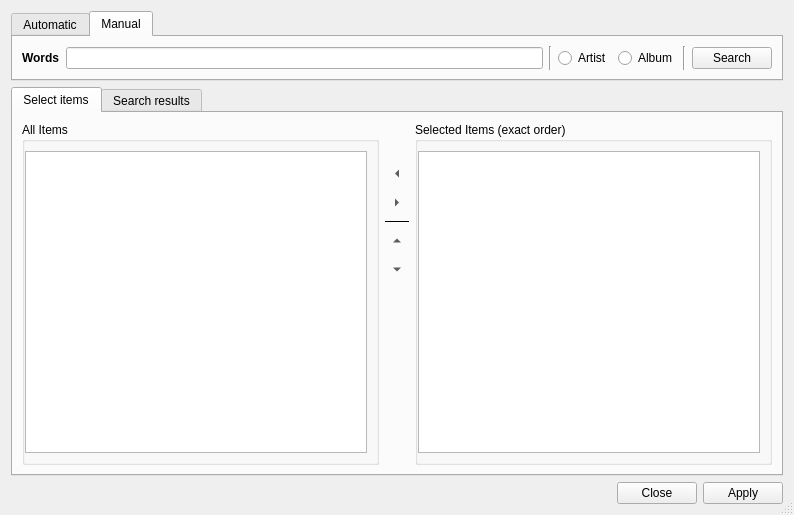
The window that ui/tagsearchdialog.ui (sjuvonen/coquillo) describes before a commit, drawn with Qt 5.
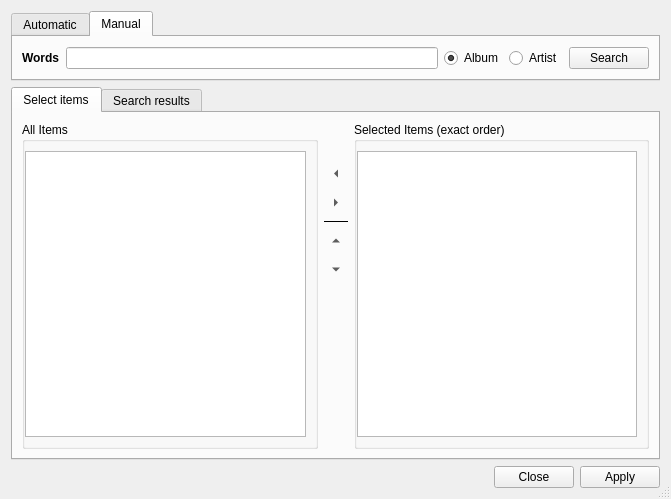
The same window after the commit. The open tabs and pages were chosen to show the change.

Patch:
```diff
--- a/ui/tagsearchdialog.ui
+++ b/ui/tagsearchdialog.ui
@@ -6,8 +6,8 @@
    <rect>
     <x>0</x>
     <y>0</y>
-    <width>794</width>
-    <height>515</height>
+    <width>671</width>
+    <height>499</height>
    </rect>
   </property>
   <property name="windowTitle">
@@ -109,37 +109,23 @@
        <item>
         <widget class="QLineEdit" name="lineEdit"/>
        </item>
-       <item>
-        <widget class="Line" name="line_5">
-         <property name="orientation">
-          <enum>Qt::Vertical</enum>
-         </property>
-        </widget>
-       </item>
-       <item>
-        <widget class="QRadioButton" name="radioButton">
-         <property name="text">
-          <string>Artist</string>
-         </property>
-         <attribute name="buttonGroup">
-          <string notr="true">searchCategory</string>
-         </attribute>
-        </widget>
-       </item>
        <item>
         <widget class="QRadioButton" name="radioButton_2">
          <property name="text">
           <string>Album</string>
          </property>
+         <property name="checked">
+          <bool>true</bool>
+         </property>
          <attribute name="buttonGroup">
           <string notr="true">searchCategory</string>
          </attribute>
         </widget>
        </item>
        <item>
-        <widget class="Line" name="line_2">
-         <property name="orientation">
-          <enum>Qt::Vertical</enum>
+        <widget class="QRadioButton" name="radioButton">
+         <property name="text">
+          <string>Artist</string>
          </property>
         </widget>
        </item>
```
Left out of the diff: 10 changed lines with no effect on the pictures.
